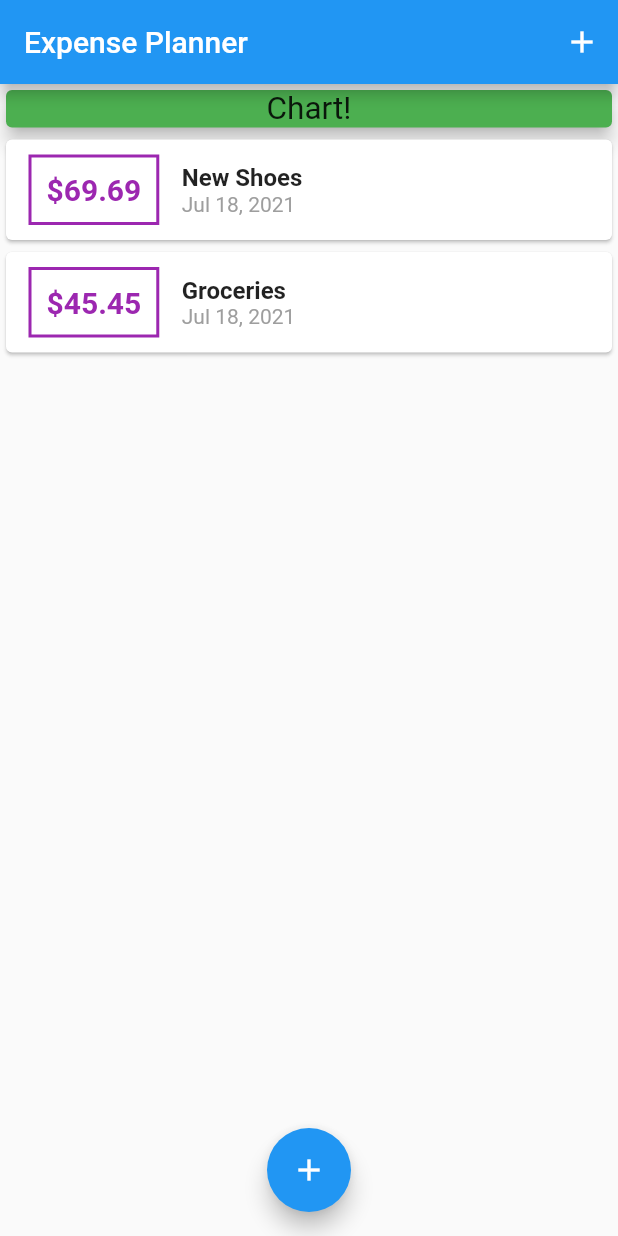
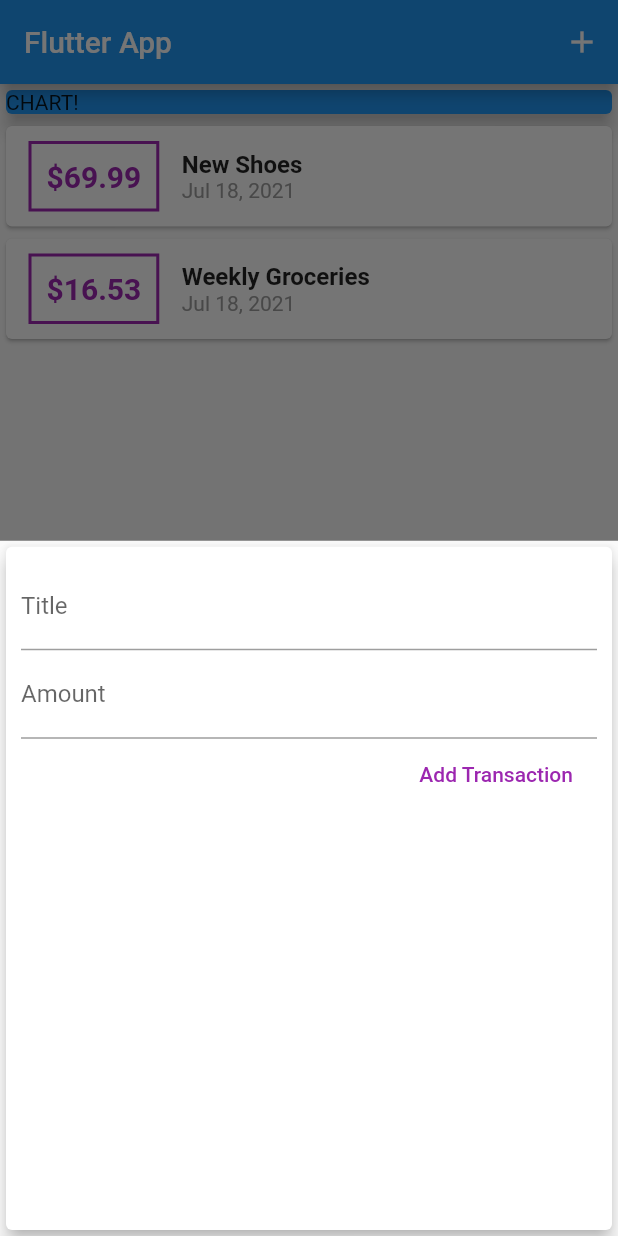
Before and after one commit to Mohit182/expense-planner_flutter, a Flutter app: the screen it shows after launch, after a tap on the "add" icon, on a phone screen of 412 x 824 dp. Run offline on Flutter 3.47's test engine with Material 2 defaults, Android fonts, the phone set to English and light mode, and no system bars.

Commit message:
resolve errors

```diff
--- a/lib/main.dart
+++ b/lib/main.dart
@@ -1,14 +1,24 @@
 import 'package:flutter/material.dart';
+
 import './widgets/new_transaction.dart';
+import './widgets/transaction_list.dart';
 import './models/transaction.dart';
-import './widgets/transaction_list.dart';
 
-void main() => runApp(MyHomePage());
+void main() => runApp(MyApp());
+
+class MyApp extends StatelessWidget {
+  @override
+  Widget build(BuildContext context) {
+    return MaterialApp(
+      title: 'Flutter App',
+      home: MyHomePage(),
+    );
+  }
+}
 
 class MyHomePage extends StatefulWidget {
   // String titleInput;
   // String amountInput;
-
   @override
   _MyHomePageState createState() => _MyHomePageState();
 }
@@ -18,43 +28,48 @@ class _MyHomePageState extends State<MyHomePage> {
     Transaction(
       id: 't1',
       title: 'New Shoes',
-      amount: 69.69,
+      amount: 69.99,
       date: DateTime.now(),
     ),
     Transaction(
       id: 't2',
-      title: 'Groceries',
-      amount: 45.45,
+      title: 'Weekly Groceries',
+      amount: 16.53,
       date: DateTime.now(),
-    )
+    ),
   ];
 
   void _addNewTransaction(String txTitle, double txAmount) {
     final newTx = Transaction(
-      id: DateTime.now().toString(),
       title: txTitle,
       amount: txAmount,
       date: DateTime.now(),
+      id: DateTime.now().toString(),
     );
+
     setState(() {
       _userTransactions.add(newTx);
     });
   }
 
   void _startAddNewTransaction(BuildContext ctx) {
-    showBottomSheet(
+    showModalBottomSheet(
       context: ctx,
-        builder: (bCtx) {
-          return NewTransaction(_addNewTransaction);
-        });
+      builder: (_) {
+        return GestureDetector(
+          onTap: () {},
+          child: NewTransaction(_addNewTransaction),
+          behavior: HitTestBehavior.opaque,
+        );
+      },
+    );
   }
 
   @override
   Widget build(BuildContext context) {
-    return MaterialApp(
-      home: Scaffold(
+    return Scaffold(
       appBar: AppBar(
-          title: Text('Expense Planner'),
+        title: Text('Flutter App'),
         actions: <Widget>[
           IconButton(
             icon: Icon(Icons.add),
@@ -64,18 +79,15 @@ class _MyHomePageState extends State<MyHomePage> {
       ),
       body: SingleChildScrollView(
         child: Column(
+          // mainAxisAlignment: MainAxisAlignment.start,
           crossAxisAlignment: CrossAxisAlignment.stretch,
           children: <Widget>[
-              Card(
-                color: Colors.green,
+            Container(
+              width: double.infinity,
+              child: Card(
+                color: Colors.blue,
+                child: Text('CHART!'),
                 elevation: 5,
-                child: Container(
-                  child: Text(
-                    'Chart!',
-                    textScaleFactor: 1.5,
-                    textAlign: TextAlign.center,
-                  ),
-                  width: double.infinity,
               ),
             ),
             TransactionList(_userTransactions),
@@ -87,7 +99,6 @@ class _MyHomePageState extends State<MyHomePage> {
         child: Icon(Icons.add),
         onPressed: () => _startAddNewTransaction(context),
       ),
-      ),
     );
   }
 }
--- a/lib/widgets/new_transaction.dart
+++ b/lib/widgets/new_transaction.dart
@@ -1,11 +1,19 @@
 import 'package:flutter/material.dart';
 
-class NewTransaction extends StatelessWidget {
+class NewTransaction extends StatefulWidget {
   final Function addTx;
+
+  NewTransaction(this.addTx);
+
+  @override
+  _NewTransactionState createState() => _NewTransactionState();
+}
+
+class _NewTransactionState extends State<NewTransaction> {
   final titleController = TextEditingController();
+
   final amountController = TextEditingController();
 
-  NewTransaction(this.addTx);
   void submitData() {
     final enteredTitle = titleController.text;
     final enteredAmount = double.parse(amountController.text);
@@ -14,7 +22,7 @@ class NewTransaction extends StatelessWidget {
       return;
     }
 
-    addTx(
+    widget.addTx(
       enteredTitle,
       enteredAmount,
     );
--- a/lib/widgets/user_transaction.dart
+++ /dev/null
@@ -1,15 +0,0 @@
-import 'package:flutter/material.dart';
-
-class UserTransactions extends StatefulWidget {
-  @override
-  _UserTransactionsState createState() => _UserTransactionsState();
-}
-
-class _UserTransactionsState extends State<UserTransactions> {
-  @override
-  Widget build(BuildContext context) {
-    return Column(
-      children: <Widget>[],
-    );
-  }
-}
```
Lines whose indentation alone changed are shown as unchanged.
